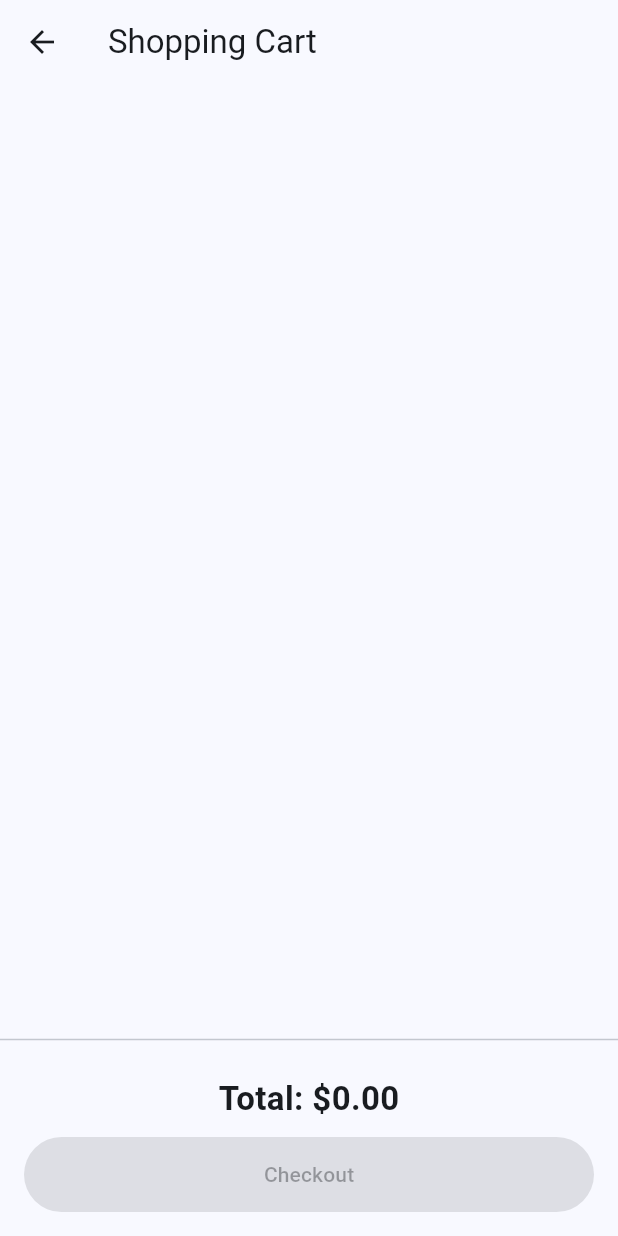
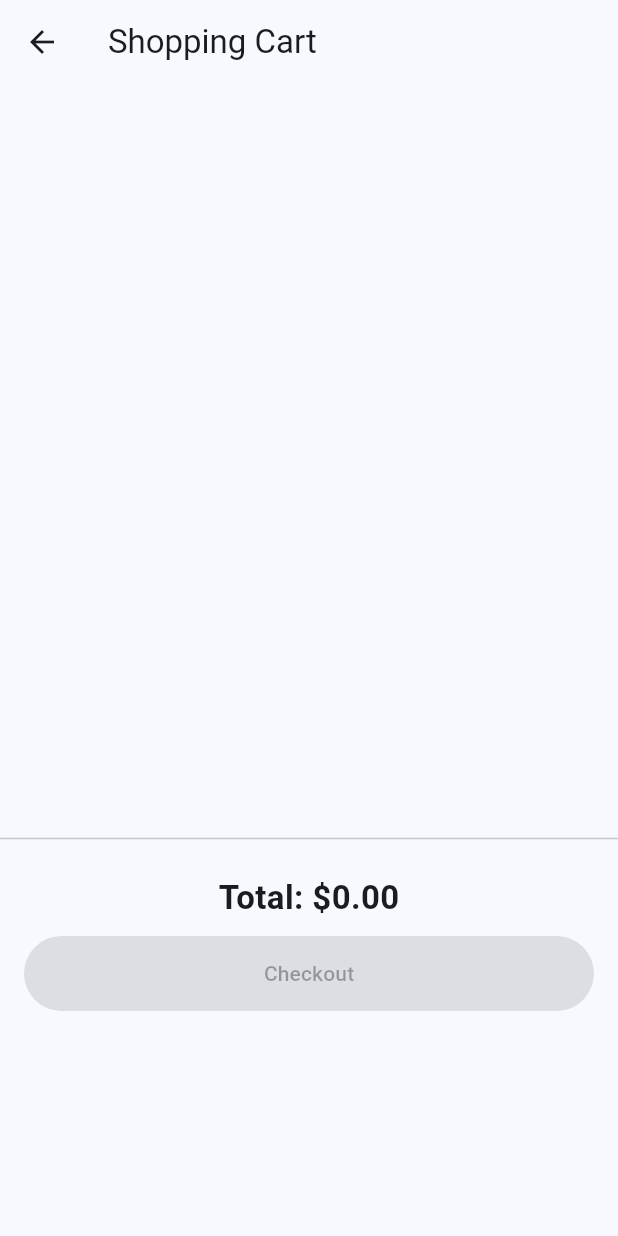
Before and after one commit to Savitar465/Market-flutter-basic, a Flutter app: the CartScreen screen opened directly, on a phone screen of 412 x 824 dp. Run offline on Flutter 3.47's test engine with Material 3 defaults, Android fonts, the phone set to English and light mode, and no system bars; our stand-ins replace flutter_riverpod, isar; accounts and stored records are empty; generated files the repository leaves out were written again.

Commit message:
Adjust bottom padding in CartScreen for better layout spacing.

```diff
--- a/lib/features/cart/presentation/screens/cart_screen.dart
+++ b/lib/features/cart/presentation/screens/cart_screen.dart
@@ -93,7 +93,7 @@ class CartScreen extends ConsumerWidget {
           ),
           const Divider(),
           Padding(
-            padding: const EdgeInsets.all(16.0),
+            padding: const EdgeInsets.fromLTRB(16.0,16.0,16.0,150.0),
             child: Column(
               children: [
                 Text(
```
